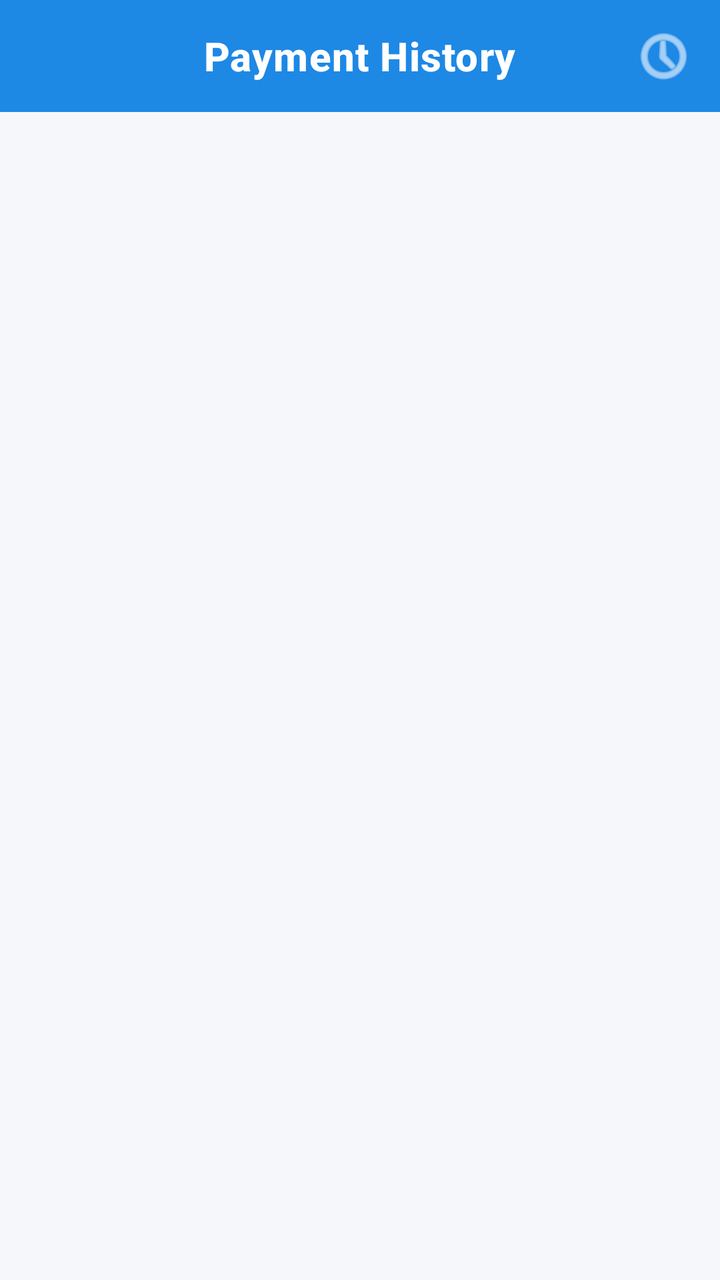
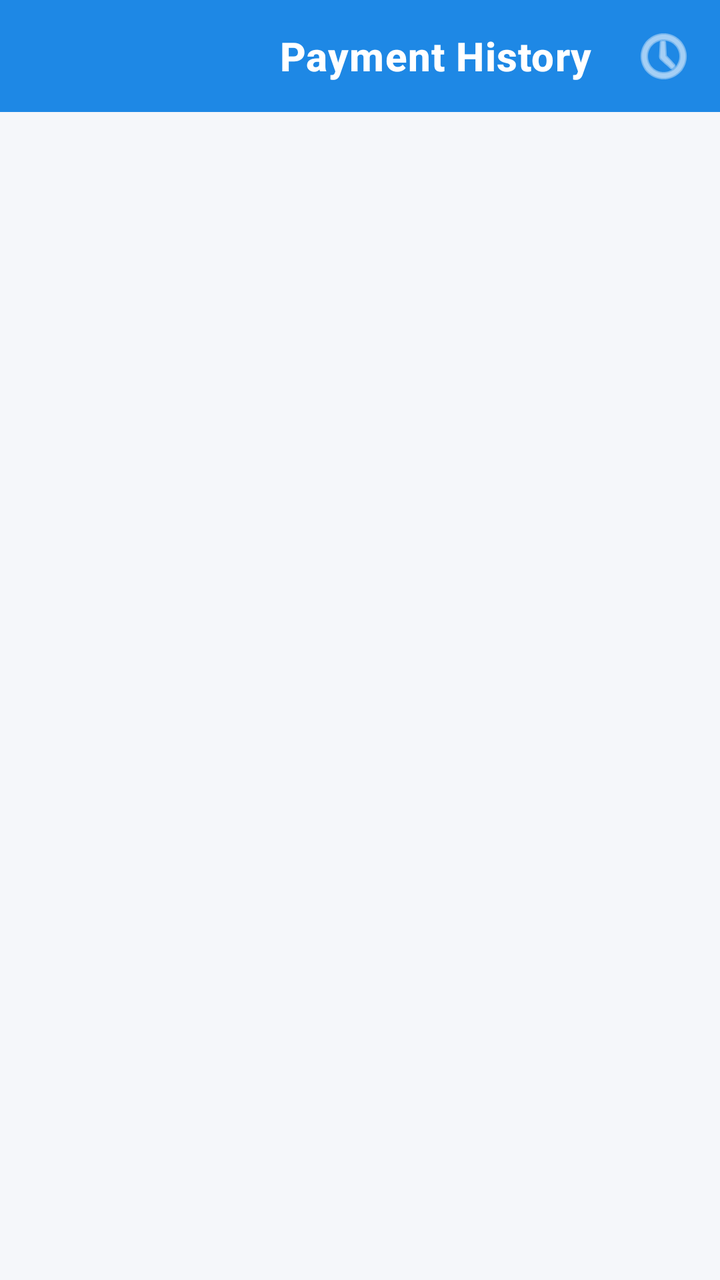

Screens rendered from an Android XML layout before and after an edit, with the pre-edit source and the edit as a unified diff.
<!-- AndroidManifest.xml: application theme Theme.VinayakaCableNetwork -->
<!-- res/layout/activity_customer_payment_history.xml -->
<?xml version="1.0" encoding="utf-8"?>
<androidx.coordinatorlayout.widget.CoordinatorLayout
    xmlns:android="http://schemas.android.com/apk/res/android"
    xmlns:app="http://schemas.android.com/apk/res-auto"
    xmlns:tools="http://schemas.android.com/tools"
    android:layout_width="match_parent"
    android:layout_height="match_parent"
    android:background="#F5F7FA">

    <com.google.android.material.appbar.AppBarLayout
        android:layout_width="match_parent"
        android:layout_height="wrap_content"
        android:theme="@style/ThemeOverlay.Material3.Dark.ActionBar">

        <RelativeLayout
            android:layout_width="match_parent"
            android:layout_height="56dp"
            android:background="?attr/colorPrimary">

            <TextView
                android:layout_width="wrap_content"
                android:layout_height="wrap_content"
                android:layout_centerInParent="true"
                android:text="@string/payment_history"
                android:textSize="20sp"
                android:textStyle="bold"
                android:fontFamily="sans-serif-medium"
                android:textColor="#FFFFFF"
                android:letterSpacing="0.02" />

            <ImageButton
                android:id="@+id/btnFilter"
                android:layout_width="56dp"
                android:layout_height="56dp"
                android:layout_alignParentEnd="true"
                android:src="@android:drawable/ic_menu_recent_history"
                android:background="?attr/selectableItemBackgroundBorderless"
                app:tint="#FFFFFF" />
        </RelativeLayout>
    </com.google.android.material.appbar.AppBarLayout>

    <LinearLayout
        android:layout_width="match_parent"
        android:layout_height="match_parent"
        android:orientation="vertical"
        android:padding="16dp"
        app:layout_behavior="@string/appbar_scrolling_view_behavior">

            
            <com.google.android.material.card.MaterialCardView
                android:id="@+id/cardSummary"
                android:layout_width="match_parent"
                android:layout_height="wrap_content"
                android:layout_marginBottom="16dp"
                app:cardCornerRadius="16dp"
                app:cardElevation="4dp"
                app:cardBackgroundColor="#FFFFFF"
                android:visibility="gone"
                tools:visibility="visible">

                <LinearLayout
                    android:layout_width="match_parent"
                    android:layout_height="wrap_content"
                    android:orientation="vertical"
                    android:padding="20dp">

                    <TextView
                        android:layout_width="match_parent"
                        android:layout_height="wrap_content"
                        android:text="@string/summary"
                        android:textSize="12sp"
                        android:textColor="?attr/colorPrimary"
                        android:textStyle="bold"
                        android:textAllCaps="true"
                        android:layout_marginBottom="12dp" />

                    <LinearLayout
                        android:layout_width="match_parent"
                        android:layout_height="wrap_content"
                        android:orientation="horizontal"
                        android:weightSum="3">

                        
                        <LinearLayout
                            android:layout_width="0dp"
                            android:layout_height="wrap_content"
                            android:layout_weight="1"
                            android:orientation="vertical"
                            android:gravity="center">
                            <TextView
                                android:layout_width="wrap_content"
                                android:layout_height="wrap_content"
                                android:text="@string/total_paid"
                                android:textSize="11sp"
                                android:textColor="#757575" />
                            <TextView
                                android:id="@+id/tvTotalPaid"
                                android:layout_width="wrap_content"
                                android:layout_height="wrap_content"
                                android:text="@string/rupee_placeholder"
                                android:textSize="16sp"
                                android:textStyle="bold"
                                android:textColor="#2E7D32"
                                android:layout_marginTop="4dp" />
                        </LinearLayout>

                        
                        <LinearLayout
                            android:layout_width="0dp"
                            android:layout_height="wrap_content"
                            android:layout_weight="1"
                            android:orientation="vertical"
                            android:gravity="center">
                            <TextView
                                android:layout_width="wrap_content"
                                android:layout_height="wrap_content"
                                android:text="@string/payments_count_label"
                                android:textSize="11sp"
                                android:textColor="#757575" />
                            <TextView
                                android:id="@+id/tvTotalCount"
                                android:layout_width="wrap_content"
                                android:layout_height="wrap_content"
                                android:text="0"
                                android:textSize="16sp"
                                android:textStyle="bold"
                                android:textColor="#212121"
                                android:layout_marginTop="4dp" />
                        </LinearLayout>

                        
                        <LinearLayout
                            android:layout_width="0dp"
                            android:layout_height="wrap_content"
                            android:layout_weight="1"
                            android:orientation="vertical"
                            android:gravity="center">
                            <TextView
                                android:layout_width="wrap_content"
                                android:layout_height="wrap_content"
                                android:text="@string/last_payment"
                                android:textSize="11sp"
                                android:textColor="#757575" />
                            <TextView
                                android:id="@+id/tvLastDate"
                                android:layout_width="wrap_content"
                                android:layout_height="wrap_content"
                                android:text="@string/dash"
                                android:textSize="13sp"
                                android:textStyle="bold"
                                android:textColor="#212121"
                                android:layout_marginTop="4dp"
                                android:maxLines="1" />
                        </LinearLayout>

                    </LinearLayout>
                </LinearLayout>
            </com.google.android.material.card.MaterialCardView>

            
            <com.google.android.material.chip.Chip
                android:id="@+id/chipClearFilter"
                android:layout_width="wrap_content"
                android:layout_height="wrap_content"
                android:layout_gravity="center_horizontal"
                android:layout_marginBottom="16dp"
                android:text="Clear Date Filter"
                app:closeIconVisible="true"
                android:visibility="gone" />

            
            <ProgressBar
                android:id="@+id/progressBar"
                android:layout_width="wrap_content"
                android:layout_height="wrap_content"
                android:layout_gravity="center"
                android:layout_marginTop="40dp" />

            
            <LinearLayout
                android:id="@+id/layoutEmpty"
                android:layout_width="match_parent"
                android:layout_height="wrap_content"
                android:orientation="vertical"
                android:gravity="center"
                android:layout_marginTop="60dp"
                android:visibility="gone">

                <ImageView
                    android:layout_width="80dp"
                    android:layout_height="80dp"
                    android:src="@android:drawable/ic_menu_info_details"
                    app:tint="#BDBDBD" />

                <TextView
                    android:layout_width="wrap_content"
                    android:layout_height="wrap_content"
                    android:text="@string/no_payment_records"
                    android:textSize="16sp"
                    android:textColor="#9E9E9E"
                    android:layout_marginTop="16dp" />
            </LinearLayout>

            
            <androidx.recyclerview.widget.RecyclerView
                android:id="@+id/recyclerView"
                android:layout_width="match_parent"
                android:layout_height="0dp"
                android:layout_weight="1"
                android:clipToPadding="false"
                android:paddingBottom="20dp" />

            
            <ProgressBar
                android:id="@+id/pbLoadingMore"
                android:layout_width="wrap_content"
                android:layout_height="wrap_content"
                android:layout_gravity="center"
                android:layout_marginTop="8dp"
                android:layout_marginBottom="8dp"
                android:visibility="gone" />

        </LinearLayout>

</androidx.coordinatorlayout.widget.CoordinatorLayout>
<!-- resources referenced by this layout -->
<resources>
  <string name="dash">—</string>
  <string name="last_payment">Last Payment</string>
  <string name="no_payment_records">No payment records found.</string>
  <string name="payment_history">Payment History</string>
  <string name="payments_count_label">Payments Count</string>
  <string name="rupee_placeholder">₹ —</string>
  <string name="summary">Summary</string>
  <string name="total_paid">Total Paid</string>
  <style name="Theme.VinayakaCableNetwork" parent="Theme.Material3.DayNight.NoActionBar">
  
          
          <item name="colorPrimary">#90CAF9</item>
          <item name="colorOnPrimary">#003566</item>
          <item name="colorPrimaryContainer">#1565C0</item>
          <item name="colorOnPrimaryContainer">#D6E8FC</item>
  
          
          <item name="colorSecondary">#A5D6A7</item>
          <item name="colorOnSecondary">#1B5E20</item>
          <item name="colorSecondaryContainer">#2E7D32</item>
          <item name="colorOnSecondaryContainer">#C8E6C9</item>
  
          
          <item name="colorTertiary">#80DEEA</item>
          <item name="colorOnTertiary">#004D56</item>
          <item name="colorTertiaryContainer">#00696F</item>
          <item name="colorOnTertiaryContainer">#B2EBF2</item>
  
          
          <item name="colorError">#F28B82</item>
          <item name="colorOnError">#7F0000</item>
          <item name="colorErrorContainer">#B71C1C</item>
          <item name="colorOnErrorContainer">#FFCDD2</item>
  
          
          <item name="colorSurface">#1E1E1E</item>
          <item name="colorOnSurface">#E2E2E6</item>
          <item name="colorSurfaceVariant">#2C2C2C</item>
          <item name="colorOnSurfaceVariant">#C4C6D0</item>
          <item name="android:colorBackground">#121212</item>
          <item name="colorOnBackground">#E2E2E6</item>
  
          
          <item name="colorOutline">#8E9099</item>
          <item name="colorOutlineVariant">#44474F</item>
  
      </style>
</resources>

<!-- the commit's change to res/layout/activity_customer_payment_history.xml (unified diff, before → after) -->
@@ -17,17 +17,6 @@
             android:layout_height="56dp"
             android:background="?attr/colorPrimary">
 
-            <TextView
-                android:layout_width="wrap_content"
-                android:layout_height="wrap_content"
-                android:layout_centerInParent="true"
-                android:text="@string/payment_history"
-                android:textSize="20sp"
-                android:textStyle="bold"
-                android:fontFamily="sans-serif-medium"
-                android:textColor="#FFFFFF"
-                android:letterSpacing="0.02" />
-
             <ImageButton
                 android:id="@+id/btnFilter"
                 android:layout_width="56dp"
@@ -36,6 +25,22 @@
                 android:src="@android:drawable/ic_menu_recent_history"
                 android:background="?attr/selectableItemBackgroundBorderless"
                 app:tint="#FFFFFF" />
+
+            <TextView
+                android:layout_width="wrap_content"
+                android:layout_height="wrap_content"
+                android:layout_centerVertical="true"
+                android:layout_toStartOf="@id/btnFilter"
+                android:layout_marginStart="16dp"
+                android:layout_marginEnd="8dp"
+                android:text="@string/payment_history"
+                android:textSize="20sp"
+                android:textStyle="bold"
+                android:fontFamily="sans-serif-medium"
+                android:textColor="#FFFFFF"
+                android:letterSpacing="0.02"
+                android:singleLine="true"
+                android:ellipsize="end" />
         </RelativeLayout>
     </com.google.android.material.appbar.AppBarLayout>
 
@@ -164,7 +169,7 @@
                 android:layout_height="wrap_content"
                 android:layout_gravity="center_horizontal"
                 android:layout_marginBottom="16dp"
-                android:text="Clear Date Filter"
+                android:text="@string/clear_date_filter_label"
                 app:closeIconVisible="true"
                 android:visibility="gone" />
 
<!-- resource entries referenced after the edit -->
@@ -1,5 +1,6 @@
 <!-- resources referenced by this layout -->
 <resources>
+  <string name="clear_date_filter_label">Clear Date Filter</string>
   <string name="dash">—</string>
   <string name="last_payment">Last Payment</string>
   <string name="no_payment_records">No payment records found.</string>
